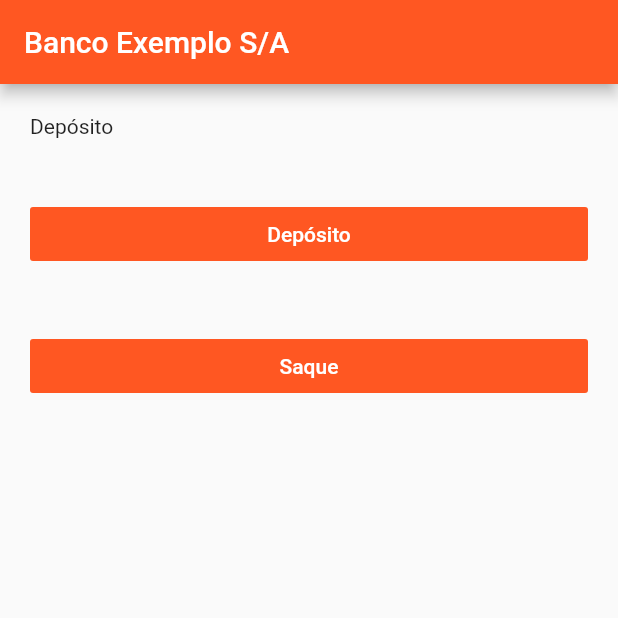
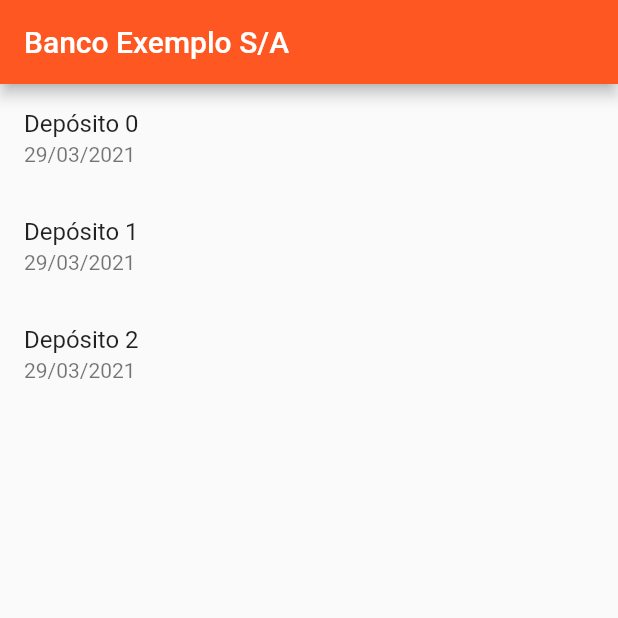
Before and after one commit to alinnegrazielle/project-flutter, a Flutter app: the screen it shows after launch, on a phone screen of 412 x 824 dp, the top half of it. Run offline on Flutter 3.47's test engine with Material 2 defaults, Android fonts, the phone set to English and light mode, and no system bars.

Commit message:
created the transaction logic

```diff
--- a/app_financial_transactions/lib/home_page_screen.dart
+++ b/app_financial_transactions/lib/home_page_screen.dart
@@ -1,7 +1,4 @@
-import 'package:app_financial_transactions/transactions.dart';
 import 'package:flutter/material.dart';
-
-import 'main.dart';
 
 class HomePage extends StatefulWidget {
   @override
@@ -11,56 +8,27 @@ class HomePage extends StatefulWidget {
 }
 
 class _HomePageState extends State<HomePage> {
-  var dep = new Deposit();
-
   @override
   Widget build(BuildContext context) {
     return Scaffold(
       appBar: AppBar(
         title: Text("Banco Exemplo S/A"),
       ),
-      body: ListView(
-        children: <Widget>[
-          Padding(
-            //primeiro item envolto no padding
-            padding: EdgeInsets.all(20), // espaçamento
-            child: Text(
-              dep.deposit,
-              textAlign: TextAlign.left,
-            ),
-          ),
-          Padding(
-            //primeiro item envolto no padding
-            padding: EdgeInsets.all(20), // espaçamento
-            child: FlatButton(
-              color: Theme.of(context).primaryColor,
-              child: Text(
-                "Depósito",
-                style: TextStyle(
-                  color: Colors.white,
-                ),
-              ),
-              onPressed: () {
-                setState(() {});
-              },
-            ),
-          ),
-          Padding(
-            //primeiro item envolto no padding
-            padding: EdgeInsets.all(20), // espaçamento
-            child: FlatButton(
-              color: Theme.of(context).primaryColor,
-              child: Text(
-                "Saque",
-                style: TextStyle(
-                  color: Colors.white,
-                ),
-              ),
-              onPressed: () {},
-            ),
-          ),
-        ],
-      ),
+      body: buildListView(),
+    );
+  }
+
+  buildListView() {
+    final dep = List<String>.generate(3, (i) => "Depósito $i");
+
+    return ListView.builder(
+      itemCount: dep.length,
+      itemBuilder: (context, index) {
+        return ListTile(
+          title: Text('${dep[index]}'),
+          subtitle: Text("29/03/2021"),
+        );
+      },
     );
   }
 }
--- a/app_financial_transactions/lib/main.dart
+++ b/app_financial_transactions/lib/main.dart
@@ -1,6 +1,6 @@
 import 'package:flutter/material.dart';
-
 import 'home_page_screen.dart';
+// import 'models/transactions.dart'
 
 void main() {
   runApp(MyApp());
--- /dev/null
+++ b/app_financial_transactions/lib/models/transactions.dart
@@ -0,0 +1,5 @@
+class Transaction {
+  String title;
+
+  Transaction({this.title});
+}
--- a/app_financial_transactions/lib/transactions.dart
+++ /dev/null
@@ -1,3 +0,0 @@
-class Deposit {
-  var deposit = "Depósito";
-}
```
Also changed, not shown: 1 other file.
